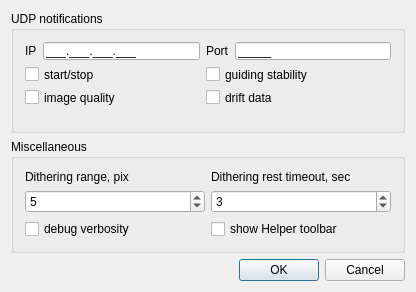
First picture: the form in lin_guider/ui/settings.ui, repository rumengb/lin_guider, before the edit.
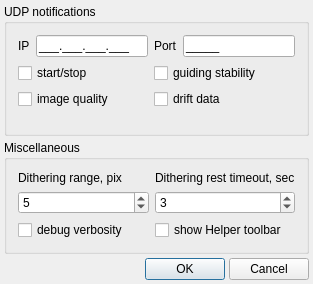
Second picture: the form after the edit.

```diff
--- a/lin_guider/ui/settings.ui
+++ b/lin_guider/ui/settings.ui
@@ -6,26 +6,32 @@
    <rect>
     <x>0</x>
     <y>0</y>
-    <width>416</width>
-    <height>292</height>
+    <width>313</width>
+    <height>275</height>
    </rect>
   </property>
   <property name="minimumSize">
    <size>
-    <width>416</width>
-    <height>292</height>
+    <width>0</width>
+    <height>0</height>
    </size>
   </property>
   <property name="maximumSize">
    <size>
-    <width>416</width>
-    <height>292</height>
+    <width>16777215</width>
+    <height>16777215</height>
    </size>
   </property>
   <property name="windowTitle">
    <string>settings</string>
   </property>
   <layout class="QGridLayout" name="gridLayout">
+   <property name="margin">
+    <number>4</number>
+   </property>
+   <property name="spacing">
+    <number>4</number>
+   </property>
    <item row="0" column="0" colspan="3">
     <widget class="QGroupBox" name="groupBox_UDPNotifications">
      <property name="title">
```
